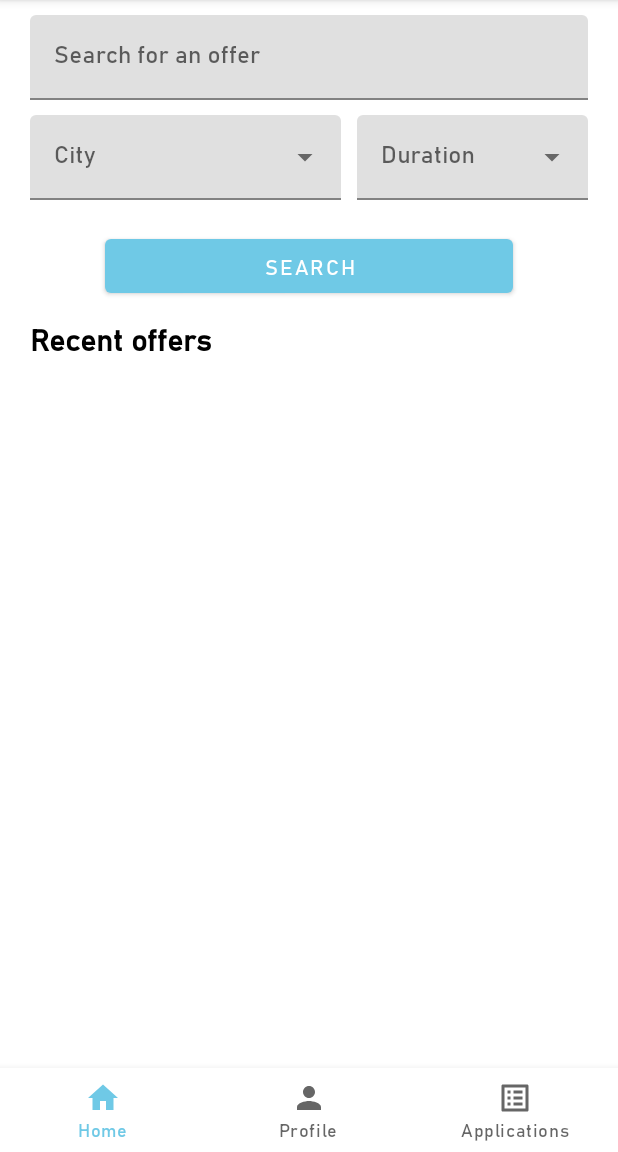
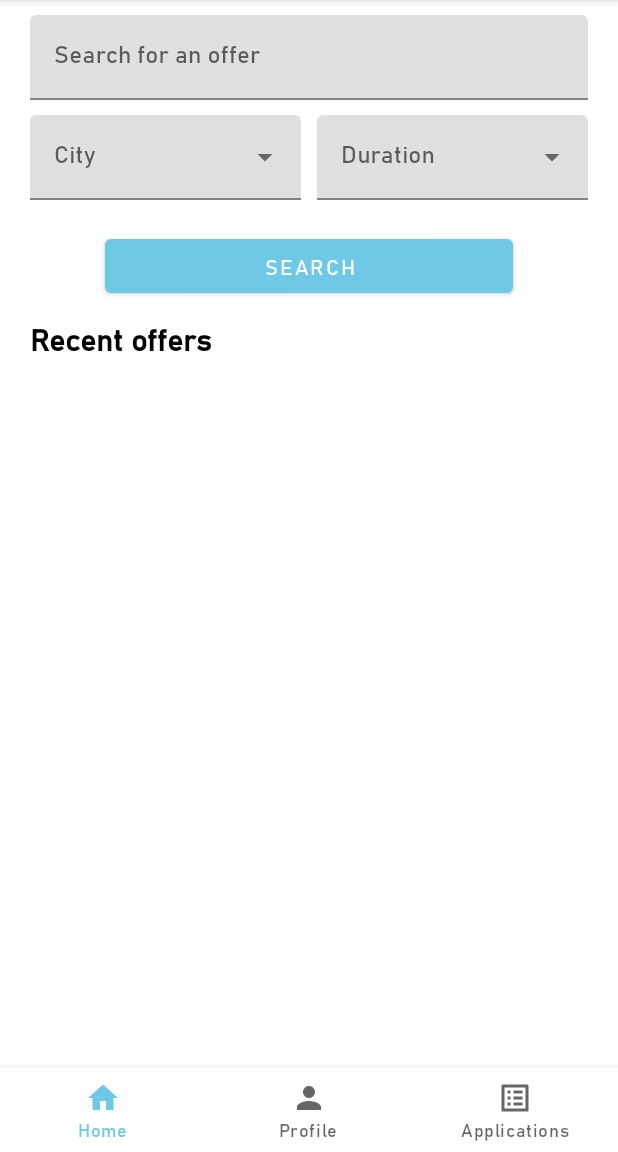
Before and after one commit to Papittson/JobRetriever, an Android app: the screen it shows after launch (AppActivity), after a tap on "SEARCH", on a phone screen of 412 x 824 dp, the part 84-1236 px from its top. Run offline under Robolectric (Android 15) with nearby library versions, the phone set to English and light mode, and no system bars; our stand-ins replace Firebase (no records; nobody signed in at launch, a user with empty details on screens opened directly).

Commit message:
Added some improvements

```diff
--- a/app/src/main/java/com/example/jobretriever/fragments/OfferFragment.java
+++ b/app/src/main/java/com/example/jobretriever/fragments/OfferFragment.java
@@ -97,7 +97,7 @@ public class OfferFragment extends JRFragment {
 
         jobTitleTV.setText(offer.getTitle());
         businessNameTV.setText(offer.getEmployer().getBusinessName());
-        durationTV.setText(offer.getDuration().stringResId);
+        durationTV.setText(getString(R.string.profile_infos_employer, getString(offer.getDuration().stringResId), offer.getDate()));
         descriptionTV.setText(offer.getDescription());
         cityCountry.setText(offer.getLocation());
         wage.setText(getString(R.string.offer_wage, offer.getWage()));
--- a/app/src/main/java/com/example/jobretriever/repositories/JRRepository.java
+++ b/app/src/main/java/com/example/jobretriever/repositories/JRRepository.java
@@ -6,6 +6,7 @@ import com.google.android.gms.tasks.Task;
 import com.google.firebase.firestore.CollectionReference;
 import com.google.firebase.firestore.DocumentSnapshot;
 import com.google.firebase.firestore.FirebaseFirestore;
+import com.google.firebase.firestore.Query;
 import com.google.firebase.firestore.QuerySnapshot;
 import com.google.firebase.storage.FirebaseStorage;
 
@@ -21,10 +22,14 @@ public abstract class JRRepository {
     }
 
     public Task<QuerySnapshot> search(String city, DurationType durationType) {
-        return collection
-                .whereEqualTo("location", city)
-                .whereEqualTo("duration", durationType)
-                .get();
+        Query query = collection;
+        if(city != null) {
+            query = query.whereEqualTo("location", city);
+        }
+        if(durationType != null) {
+            query = query.whereEqualTo("duration", durationType);
+        }
+        return query.get();
     }
 
     public Task<QuerySnapshot> getAll(long limit) {
--- a/app/src/main/res/layout/fragment_home.xml
+++ b/app/src/main/res/layout/fragment_home.xml
@@ -33,7 +33,7 @@
             android:baselineAligned="false">
 
             <com.google.android.material.textfield.TextInputLayout
-                android:layout_weight="3"
+                android:layout_weight="1"
                 android:layout_width="match_parent"
                 android:layout_height="wrap_content"
                 style="@style/Widget.MaterialComponents.TextInputLayout.FilledBox.ExposedDropdownMenu"
@@ -42,12 +42,15 @@
                 <AutoCompleteTextView
                     android:id="@+id/city_filter"
                     android:layout_width="match_parent"
+                    android:singleLine="true"
+                    android:ellipsize="end"
+                    android:maxLines="1"
                     android:layout_height="wrap_content"
                     tools:ignore="LabelFor" />
             </com.google.android.material.textfield.TextInputLayout>
 
             <com.google.android.material.textfield.TextInputLayout
-                android:layout_weight="4"
+                android:layout_weight="1"
                 android:layout_width="match_parent"
                 android:layout_height="wrap_content"
                 style="@style/Widget.MaterialComponents.TextInputLayout.FilledBox.ExposedDropdownMenu"
@@ -56,6 +59,9 @@
                 <AutoCompleteTextView
                     android:id="@+id/duration_filter"
                     android:layout_width="match_parent"
+                    android:singleLine="true"
+                    android:ellipsize="end"
+                    android:maxLines="1"
                     android:layout_height="wrap_content"
                     android:inputType="none"
                     tools:ignore="LabelFor" />
```
